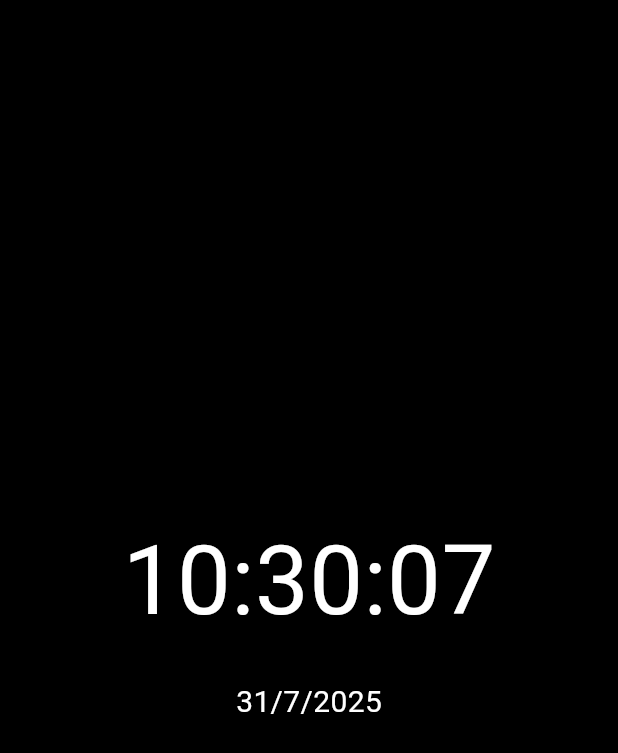
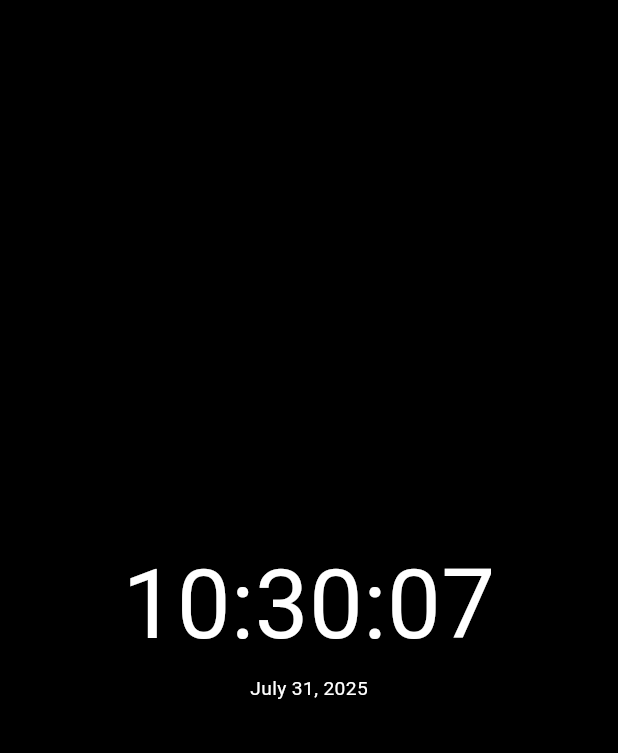
Before and after one commit to Kaiserabbas/TimeMasterApp, a Flutter app: the screen it shows after launch, on a phone screen of 412 x 824 dp. Shown: the top 753 px of the screen. Run offline on Flutter 3.47's test engine with Material 3 defaults, Android fonts, the phone set to English and light mode, and no system bars; our stand-ins replace flutter_colorpicker, google_fonts.

Commit message:
Update font size

```diff
--- a/lib/screens/clock_screen.dart
+++ b/lib/screens/clock_screen.dart
@@ -1,7 +1,8 @@
 import 'package:flutter/material.dart';
-import 'dart:async';
 import 'package:provider/provider.dart';
 import './theme_provider.dart';
+import 'dart:async';
+import 'package:intl/intl.dart';
 
 class ClockScreen extends StatefulWidget {
   @override
@@ -29,10 +30,19 @@ class _ClockScreenState extends State<ClockScreen> {
   @override
   Widget build(BuildContext context) {
     final theme = Provider.of<ThemeProvider>(context);
-    String timeStr =
-        "${_currentTime.hour.toString().padLeft(2, '0')}:${_currentTime.minute.toString().padLeft(2, '0')}:${_currentTime.second.toString().padLeft(2, '0')}";
-    String dateStr =
-        "${_currentTime.day}/${_currentTime.month}/${_currentTime.year}";
+    final is24Hour = theme.is24HourFormat;
+
+    // Time string
+    String timeStr = is24Hour
+        ? DateFormat.Hms().format(_currentTime) // 24-hour
+        : DateFormat('hh:mm:ss').format(_currentTime); // 12-hour
+
+    // AM/PM for 12-hour mode
+    String amPmStr = DateFormat('a').format(_currentTime);
+
+    // Date and weekday
+    String dateStr = DateFormat.yMMMMd().format(_currentTime);
+    String weekdayStr = DateFormat.EEEE().format(_currentTime);
 
     return Scaffold(
       body: Container(
@@ -47,18 +57,30 @@ class _ClockScreenState extends State<ClockScreen> {
                 children: [
                   Text(
                     timeStr,
-                    style: theme.getTextStyle(), // dynamic font size
+                    style: theme.getTextStyle(),
+                    textAlign: TextAlign.center,
                   ),
-                  SizedBox(height: 20),
-                  Text(
-                    dateStr,
-                    style: TextStyle(
-                      fontSize: 20, // fixed small font for date
-                      color: theme.textColor,
-                      fontFamily: theme
-                          .fontFamily, // use same font family for consistency
+                  if (!is24Hour)
+                    Text(
+                      amPmStr,
+                      style: theme
+                          .getTextStyle()
+                          .copyWith(fontSize: theme.fontSize * 0.3),
                     ),
-                  ),
+                  if (theme.showWeekday)
+                    Text(
+                      weekdayStr,
+                      style: theme
+                          .getTextStyle()
+                          .copyWith(fontSize: theme.fontSize * 0.2),
+                    ),
+                  if (theme.showDate)
+                    Text(
+                      dateStr,
+                      style: theme
+                          .getTextStyle()
+                          .copyWith(fontSize: theme.fontSize * 0.2),
+                    ),
                 ],
               ),
             );
```
